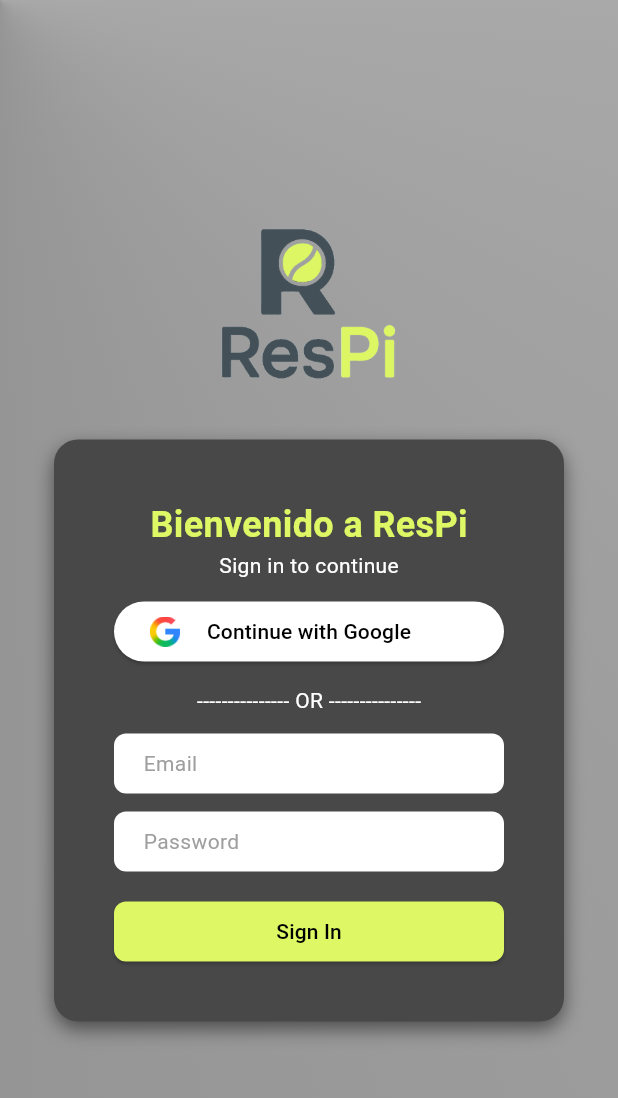
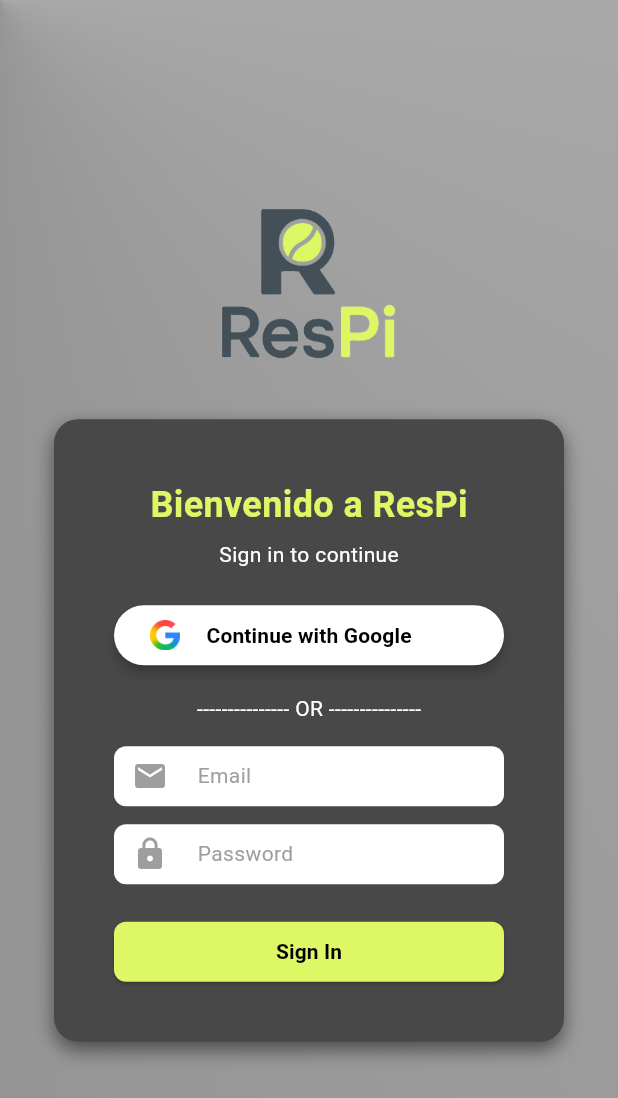
Before and after one commit to Yonderus/Respi, a Flutter app: the screen it shows after launch, on a phone screen of 412 x 824 dp. Shown: the top 1098 px of the screen. Run offline on Flutter 3.47's test engine with Material 3 defaults, Android fonts, the phone set to English and light mode, and no system bars.

Commit message:
(Mauro) LogIn creadon archivo especializado

```diff
--- a/lib/core/widgets/app_text_field.dart
+++ b/lib/core/widgets/app_text_field.dart
@@ -1,13 +1,14 @@
 import 'package:flutter/material.dart';
 
 // ignore: non_constant_identifier_names
-SizedBox app_text_field(String label) {
+SizedBox app_text_field(String label, IconData icon) {
   return SizedBox(
     width: 270,
     height: 40,
     child: TextField(
       decoration: InputDecoration(
         hint: Text(label, style: TextStyle(color: Colors.grey)),
+        prefixIcon: Icon(icon, color: Colors.grey),
         filled: true,
         fillColor: Colors.white,
         border: OutlineInputBorder(
--- a/lib/features/auth/presentation/page/login_page.dart
+++ b/lib/features/auth/presentation/page/login_page.dart
@@ -0,0 +1,144 @@
+import 'package:flutter/material.dart';
+import 'package:respi/core/widgets/app_text_field.dart';
+import 'package:respi/core/widgets/app_title_text.dart';
+
+class LoginPage extends StatelessWidget {
+  const LoginPage({super.key});
+
+  @override
+  Widget build(BuildContext context) {
+    return Scaffold(
+      body: Container(
+        decoration: const BoxDecoration(
+          gradient: SweepGradient(
+            center: Alignment.topLeft,
+            startAngle: -7.0,
+            colors: [
+              Color.fromARGB(255, 255, 255, 255),
+              Color.fromARGB(255, 91, 91, 91),
+            ],
+          ),
+        ),
+        child: Center(
+          child: Column(
+            mainAxisAlignment: MainAxisAlignment.center,
+            crossAxisAlignment: CrossAxisAlignment.center,
+            children: [
+              // 🖼 Logo superior
+              Image.asset(
+                'lib/assets/images/Respi_Image_1.png',
+                width: 120,
+                height: 120,
+              ),
+              const SizedBox(height: 30),
+
+              // 🟫 Contenedor principal
+              Container(
+                padding: const EdgeInsets.all(40),
+                width: 340,
+                decoration: BoxDecoration(
+                  color: const Color.fromARGB(255, 72, 72, 72),
+                  borderRadius: BorderRadius.circular(16),
+                  boxShadow: [
+                    BoxShadow(
+                      color: Colors.black.withOpacity(0.5),
+                      blurRadius: 10,
+                      offset: const Offset(0, 5),
+                    ),
+                  ],
+                ),
+
+                // 📋 Contenido del login
+                child: Column(
+                  mainAxisAlignment: MainAxisAlignment.center,
+                  crossAxisAlignment: CrossAxisAlignment.center,
+                  children: [
+                    const AppTitleText(text: "Bienvenido a ResPi"),
+                    const SizedBox(height: 6),
+                    const Text(
+                      "Sign in to continue",
+                      style: TextStyle(fontSize: 14, color: Colors.white),
+                    ),
+                    const SizedBox(height: 20),
+
+                    // 🔘 Botón Google
+                    SizedBox(
+                      width: 270,
+                      child: ElevatedButton(
+                        onPressed: () {},
+                        style: ElevatedButton.styleFrom(
+                          backgroundColor: Colors.white,
+                          foregroundColor: Colors.black,
+                          shape: RoundedRectangleBorder(
+                            borderRadius: BorderRadius.circular(40),
+                          ),
+                          elevation: 3,
+                        ),
+                        child: Stack(
+                          children: [
+                            Align(
+                              alignment: Alignment.centerLeft,
+                              child: Image.asset(
+                                'lib/assets/images/logoGoogle.png',
+                                width: 20,
+                                height: 20,
+                              ),
+                            ),
+                            const Align(
+                              alignment: Alignment.center,
+                              child: Text(
+                                "Continue with Google",
+                                style: TextStyle(fontWeight: FontWeight.w600),
+                              ),
+                            ),
+                          ],
+                        ),
+                      ),
+                    ),
+                    const SizedBox(height: 15),
+
+                    // 🧩 Separador
+                    const Text(
+                      "--------------- OR ---------------",
+                      style: TextStyle(fontSize: 14, color: Colors.white),
+                    ),
+                    const SizedBox(height: 15),
+
+                    // 📧 Campos de texto
+                    app_text_field(' Email', Icons.email),
+
+                    const SizedBox(height: 12),
+
+                    app_text_field(' Password', Icons.lock),
+
+                    const SizedBox(height: 25),
+
+                    // 🟢 Botón de Sign In
+                    SizedBox(
+                      width: 270,
+                      height: 40,
+                      child: ElevatedButton(
+                        onPressed: () {},
+                        style: ElevatedButton.styleFrom(
+                          backgroundColor: const Color(0xFFDDF864),
+                          foregroundColor: Colors.black,
+                          shape: RoundedRectangleBorder(
+                            borderRadius: BorderRadius.circular(8),
+                          ),
+                        ),
+                        child: const Text(
+                          "Sign In",
+                          style: TextStyle(fontWeight: FontWeight.bold),
+                        ),
+                      ),
+                    ),
+                  ],
+                ),
+              ),
+            ],
+          ),
+        ),
+      ),
+    );
+  }
+}
--- a/lib/main.dart
+++ b/lib/main.dart
@@ -1,8 +1,5 @@
-// ignore_for_file: deprecated_member_use
-
 import 'package:flutter/material.dart';
-import 'package:respi/core/widgets/app_text_field.dart';
-import 'package:respi/core/widgets/app_title_text.dart';
+import 'package:respi/features/auth/presentation/page/login_page.dart';
 
 void main() {
   runApp(const MainApp());
@@ -13,140 +10,9 @@
 
   @override
   Widget build(BuildContext context) {
-    return MaterialApp(
+    return const MaterialApp(
       debugShowCheckedModeBanner: false,
-      home: Scaffold(
-        body: Container(
-          decoration: const BoxDecoration(
-            gradient: SweepGradient(
-              center: Alignment.topLeft,
-              startAngle: -7.0,
-              colors: [
-                Color.fromARGB(255, 255, 255, 255),
-                Color.fromARGB(255, 91, 91, 91),
-              ],
-            ),
-          ),
-          child: Center(
-            child: Column(
-              mainAxisAlignment: MainAxisAlignment.center,
-              crossAxisAlignment: CrossAxisAlignment.center,
-
-              children: [
-                Image.asset(
-                  'lib/assets/images/Respi_Image_1.png',
-                  width: 120,
-                  height: 120,
-                ),
-                SizedBox(height: 30),
-                Container(
-                  padding: EdgeInsets.all(40),
-                  width: 340,
-                  // height: 550,
-                  decoration: BoxDecoration(
-                    color: const Color.fromARGB(255, 72, 72, 72),
-                    borderRadius: BorderRadius.circular(16),
-                    boxShadow: [
-                      BoxShadow(
-                        color: Colors.black.withOpacity(0.5),
-                        blurRadius: 10,
-                        offset: Offset(0, 5),
-                      ),
-                    ],
-                  ),
-                  child: Column(
-                    mainAxisAlignment: MainAxisAlignment.center,
-                    crossAxisAlignment: CrossAxisAlignment.center,
-
-                    children: [
-                      AppTitleText(text: "Bienvenido a ResPi"),
-
-                      Text(
-                        "Sign in to continue",
-                        style: TextStyle(fontSize: 14, color: Colors.white),
-                      ),
-
-                      const SizedBox(height: 10),
-
-                      SizedBox(
-                        width: 270,
-                        child: ElevatedButton(
-                          onPressed: () {},
-                          style: ElevatedButton.styleFrom(
-                            backgroundColor: const Color.fromARGB(
-                              255,
-                              255,
-                              255,
-                              255,
-                            ),
-                            foregroundColor: Colors.black,
-                            shape: RoundedRectangleBorder(
-                              borderRadius: BorderRadius.circular(40),
-                            ),
-                          ),
-
-                          child: Stack(
-                            //mainAxisAlignment: MainAxisAlignment.start,
-                            //crossAxisAlignment: CrossAxisAlignment.center,
-                            children: [
-                              Container(
-                                alignment: Alignment.centerLeft,
-                                child: Image.asset(
-                                  'lib/assets/images/logoGoogle.png',
-                                  width: 20,
-                                  height: 20,
-                                ),
-                              ),
-                              // const SizedBox(width: 10),
-                              Container(
-                                alignment: Alignment.center,
-                                child: const Text(
-                                  "Continue with Google",
-                                  textAlign: TextAlign.center,
-                                ),
-                              ),
-                            ],
-                          ),
-                        ),
-                      ),
-
-                      SizedBox(height: 12),
-
-                      Text(
-                        "--------------- OR ---------------",
-                        style: TextStyle(fontSize: 14, color: Colors.white),
-                      ),
-
-                      SizedBox(height: 12),
-
-                      app_text_field(' Email'),
-                      const SizedBox(height: 12),
-                      app_text_field(' Password'),
-                      const SizedBox(height: 20),
-
-                      SizedBox(
-                        width: 270,
-                        height: 40,
-                        child: ElevatedButton(
-                          onPressed: () {},
-                          style: ElevatedButton.styleFrom(
-                            backgroundColor: Color(0xFFDDF864),
-                            foregroundColor: Colors.black,
-                            shape: RoundedRectangleBorder(
-                              borderRadius: BorderRadius.circular(8),
-                            ),
-                          ),
-                          child: Text("Sign In"),
-                        ),
-                      ),
-                    ],
-                  ),
-                ),
-              ],
-            ),
-          ),
-        ),
-      ),
+      home: LoginPage(),
     );
   }
 }
```
